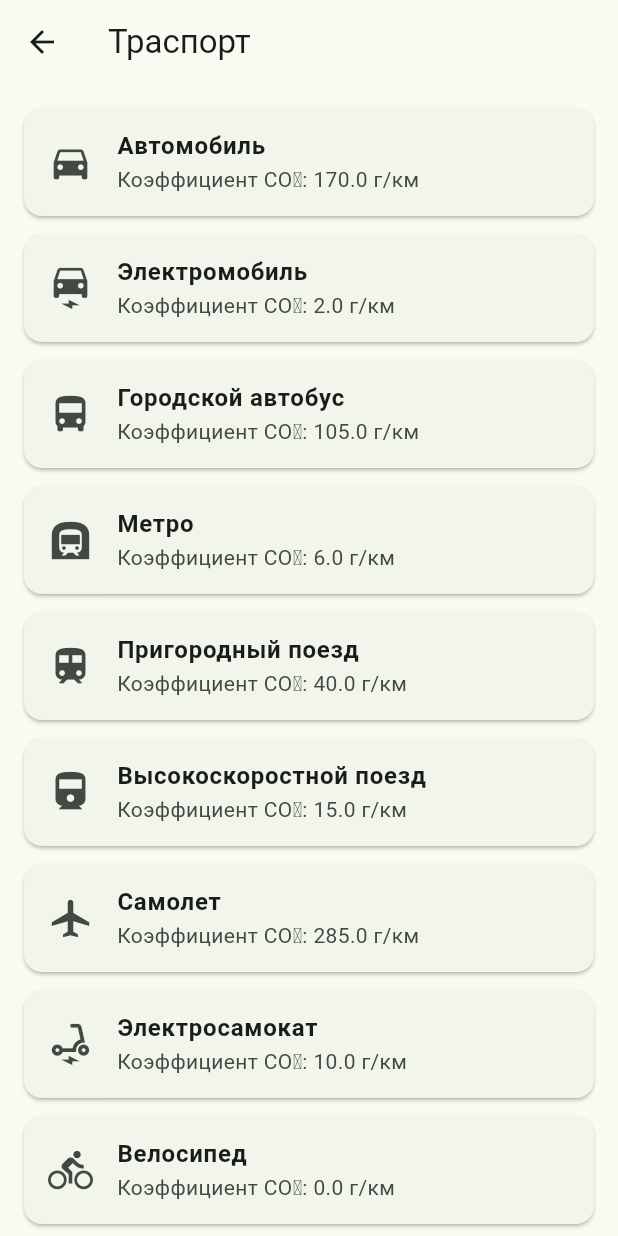
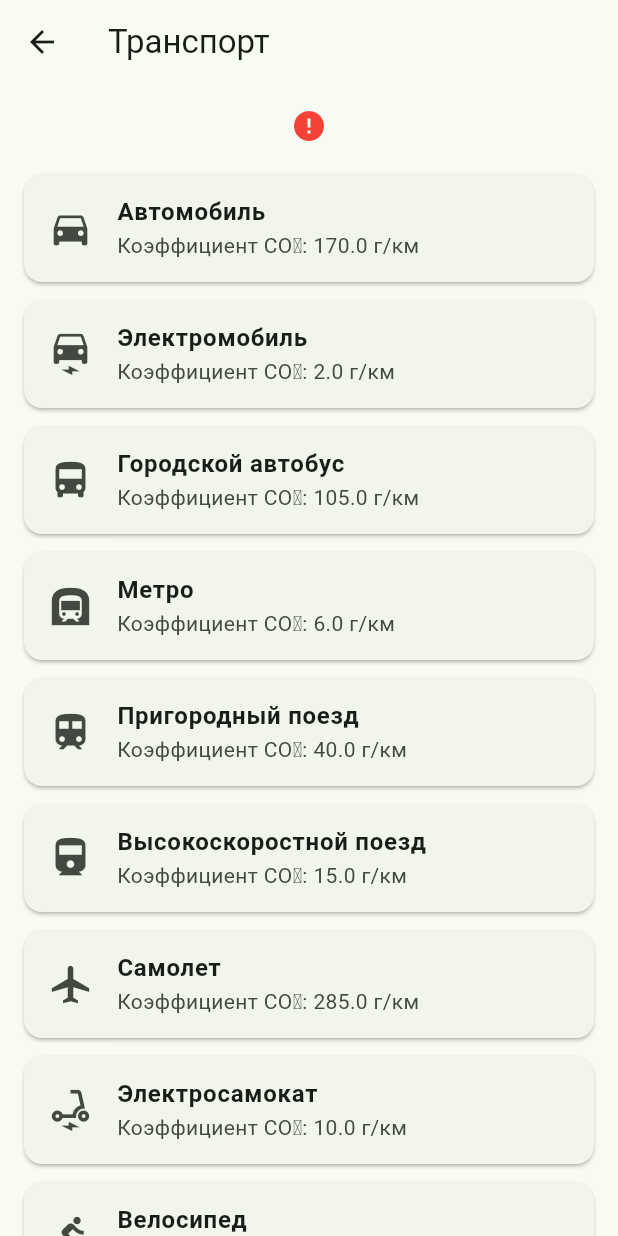
Before and after one commit to peterkrglv/flut5, a Flutter app: the TransportScreen screen opened directly, on a phone screen of 412 x 824 dp. Run offline on Flutter 3.47's test engine with Material 3 defaults, Android fonts, the phone set to English and light mode, and no system bars; drawn by our look-alikes of cached_network_image; network calls fail.

```diff
--- a/lib/features/transport/screens/transport_screen.dart
+++ b/lib/features/transport/screens/transport_screen.dart
@@ -1,5 +1,6 @@
 import 'package:flutter/material.dart';
 import 'package:prac5/features/transport/models/transport_model.dart';
+import 'package:cached_network_image/cached_network_image.dart';
 
 class TransportScreen extends StatelessWidget {
   const TransportScreen({super.key});
@@ -7,16 +8,34 @@ class TransportScreen extends StatelessWidget {
   @override
   Widget build(BuildContext context) {
     final transports = getMockTransports();
+    const String imageUrl = "https://img.freepik.com/free-vector/eco-friendly-public-transport-people-use-electric-bus-kick-scooters-modern-city_88138-1955.jpg?semt=ais_hybrid&w=740&q=80";
 
     return Scaffold(
       appBar: AppBar(
-        title: const Text('Траспорт'),
+        title: const Text('Транспорт'),
       ),
-      body: ListView.builder(
+      body: ListView(
         padding: const EdgeInsets.all(16.0),
-        itemCount: transports.length,
-        itemBuilder: (context, index) {
-          final transport = transports[index];
+        children: <Widget>[
+          SizedBox(
+            width: 600,
+            child: CachedNetworkImage(
+              imageUrl: imageUrl,
+              width: double.infinity,
+              fit: BoxFit.fitWidth,
+              placeholder: (context, url) => const Center(
+                child: CircularProgressIndicator(),
+              ),
+              errorWidget: (context, url, error) => const Icon(
+                Icons.error,
+                color: Colors.red,
+              ),
+            ),
+          ),
+
+          const SizedBox(height: 20),
+
+          ...transports.map((transport) {
             return Card(
               margin: const EdgeInsets.only(bottom: 12.0),
               child: ListTile(
@@ -34,7 +53,8 @@ class TransportScreen extends StatelessWidget {
                 ),
               ),
             );
-        },
+          }).toList(),
+        ],
       ),
     );
   }
```
Lines whose indentation alone changed are shown as unchanged.
